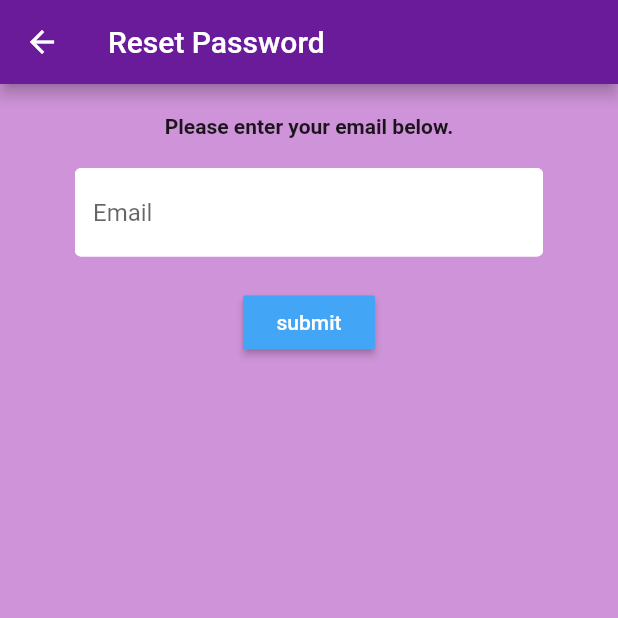
After one commit to ArmeenF/Andriod-IOS-app-createAccount-login-forgotPassword-Flutter-Dart, a Flutter app: the screen it shows after launch, after a tap on "sign in", after a tap on "Forgot password?", on a phone screen of 412 x 824 dp, the top half of it. The commit adds this screen. Run offline on Flutter 3.47's test engine with Material 2 defaults, Android fonts, the phone set to English and light mode, and no system bars; our stand-ins replace cloud_firestore, firebase_auth, flutter_spinkit; missing offline and left inert: undraw; accounts and stored records are empty.

Commit message:
forgot password implemented

```diff
--- /dev/null
+++ b/lib/screens/authenticate/password_reset.dart
@@ -0,0 +1,93 @@
+import 'package:firebase_auth/firebase_auth.dart';
+import 'package:flutter/material.dart';
+import 'package:thedailychallenge/screens/authenticate/sign_in.dart';
+import 'package:thedailychallenge/shared/constants.dart';
+
+class PasswordReset extends StatefulWidget {
+  @override
+  _PasswordResetState createState() => _PasswordResetState();
+}
+
+class _PasswordResetState extends State<PasswordReset> {
+  final _formKey = GlobalKey<FormState>();
+  String email = '';
+  String error = '';
+
+  @override
+  Widget build(BuildContext context) {
+    return Scaffold(
+        backgroundColor: Colors.purple[200],
+        appBar: AppBar(
+          backgroundColor: Colors.purple[800],
+          title: Text('Reset Password'),
+        ),
+        body: Center(
+          child: Padding(
+              padding: EdgeInsets.symmetric(vertical: 20.0, horizontal: 50.0),
+              child: Form(
+                key: _formKey,
+                child: Column(
+                  children: <Widget>[
+                    Text(
+                      "Please enter your email below.",
+                      style: TextStyle(fontWeight: FontWeight.bold),
+                    ),
+                    SizedBox(height: 20.0),
+                    TextFormField(
+                        decoration:
+                            textInputDecoration.copyWith(hintText: 'Email'),
+                        validator: (value) {
+                          if (value.isEmpty) {
+                            return "Please enter your email";
+                          } else {
+                            email = value;
+                          }
+                          return null;
+                        }),
+                    Padding(
+                        padding: EdgeInsets.symmetric(
+                            vertical: 20.0, horizontal: 50.0),
+                        child: RaisedButton(
+                            color: Colors.blue[400],
+                            child: Text('submit',
+                                style: TextStyle(color: Colors.white)),
+                            onPressed: () {
+                              if (_formKey.currentState.validate()) {
+                                FirebaseAuth.instance
+                                    .sendPasswordResetEmail(email: email)
+                                    .then((value) => showAlertDialog(context));
+                              }
+                            }))
+                  ],
+                ),
+              )),
+        ));
+  }
+}
+showAlertDialog(BuildContext context) {
+  // set up the button
+  Widget okButton = FlatButton(
+    child: Text("OK"),
+    onPressed: () {
+      Navigator.pop(context);
+    },
+  );
+
+  // set up the AlertDialog
+  AlertDialog alert = AlertDialog(
+    title: Text("Password Reset Link Sent"),
+    content: Text(
+        "Please check your inbox for a link to reset your password affiliated with the submitted email above."),
+    actions: [
+      okButton,
+    ],
+  );
+
+  // show the dialog
+  showDialog(
+    context: context,
+    builder: (BuildContext context) {
+      return alert;
+    },
+  );
+}
--- a/lib/screens/authenticate/sign_in.dart
+++ b/lib/screens/authenticate/sign_in.dart
@@ -1,11 +1,10 @@
 import 'package:firebase_auth/firebase_auth.dart';
 import 'package:flutter/material.dart';
-import 'package:flutter_facebook_login/flutter_facebook_login.dart';
+import 'package:thedailychallenge/screens/authenticate/password_reset.dart';
 import 'package:thedailychallenge/screens/home/home.dart';
 import 'package:thedailychallenge/services/auth.dart';
 import 'package:thedailychallenge/shared/constants.dart';
 import 'package:thedailychallenge/shared/loading.dart';
-import 'package:http/http.dart' as http;
 
 class SignIn extends StatefulWidget {
   final Function toggleView;
@@ -18,7 +17,6 @@ class SignIn extends StatefulWidget {
 class _SignInState extends State<SignIn> {
   final AuthService _auth = AuthService();
   final _formKey = GlobalKey<FormState>();
-  final FirebaseAuth _authfb = FirebaseAuth.instance;
   bool loading = false;
 
   //text field state
@@ -92,6 +90,16 @@ class _SignInState extends State<SignIn> {
                             }
                           }
                         }),
+                    FlatButton(
+                      onPressed: () {
+                        Navigator.push(
+                            context,
+                            MaterialPageRoute(
+                                builder: (context) => PasswordReset()));
+                      },
+                      child: Text("Forgot password?",
+                          style: TextStyle(color: Colors.white)),
+                    ),
                     Text(
                       error,
                       style: TextStyle(color: Colors.red, fontSize: 14.0),
```
Also changed, not shown: lib/services/auth.dart (+3 -10 lines).
